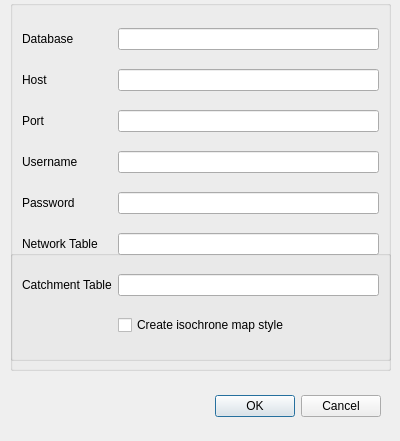
Before: the Qt Designer form iso/gui/ui/isochrone_dialog_base.ui in Samweli/isochrones, drawn with Qt 5.
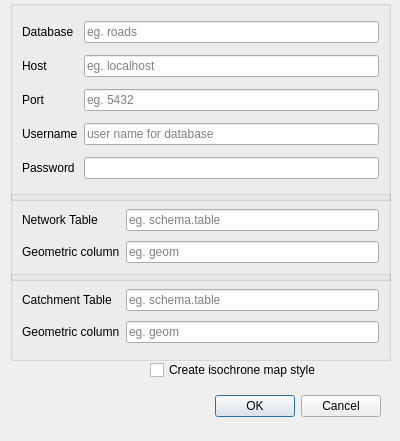
After: the same form once the commit is applied.

What changed in the file:
```diff
--- a/iso/gui/ui/isochrone_dialog_base.ui
+++ b/iso/gui/ui/isochrone_dialog_base.ui
@@ -29,39 +29,13 @@
     <set>QDialogButtonBox::Cancel|QDialogButtonBox::Ok</set>
    </property>
   </widget>
-  <widget class="QGroupBox" name="output_group">
-   <property name="geometry">
-    <rect>
-     <x>10</x>
-     <y>250</y>
-     <width>381</width>
-     <height>121</height>
-    </rect>
-   </property>
-   <property name="sizePolicy">
-    <sizepolicy hsizetype="Minimum" vsizetype="Preferred">
-     <horstretch>0</horstretch>
-     <verstretch>0</verstretch>
-    </sizepolicy>
-   </property>
-   <property name="title">
-    <string/>
-   </property>
-   <property name="alignment">
-    <set>Qt::AlignCenter</set>
-   </property>
-   <property name="flat">
-    <bool>false</bool>
-   </property>
-   <layout class="QGridLayout" name="gridLayout_3"/>
-  </widget>
   <widget class="QGroupBox" name="output_group_2">
    <property name="geometry">
     <rect>
      <x>10</x>
      <y>0</y>
      <width>381</width>
-     <height>361</height>
+     <height>201</height>
     </rect>
    </property>
    <property name="sizePolicy">
@@ -85,22 +59,6 @@
       <property name="text">
        <string>Host</string>
       </property>
-      <property name="buddy">
-       <cstring>network_table</cstring>
-      </property>
-     </widget>
-    </item>
-    <item row="6" column="1">
-     <widget class="QLineEdit" name="network_table">
-      <property name="sizePolicy">
-       <sizepolicy hsizetype="MinimumExpanding" vsizetype="Fixed">
-        <horstretch>0</horstretch>
-        <verstretch>0</verstretch>
-       </sizepolicy>
-      </property>
-      <property name="text">
-       <string/>
-      </property>
      </widget>
     </item>
     <item row="3" column="1">
@@ -120,38 +78,8 @@
       <property name="text">
        <string/>
       </property>
-     </widget>
-    </item>
-    <item row="7" column="0">
-     <widget class="QLabel" name="input_catchment_file_label">
-      <property name="text">
-       <string>Catchment Table</string>
-      </property>
-      <property name="buddy">
-       <cstring>network_table</cstring>
-      </property>
-     </widget>
-    </item>
-    <item row="6" column="0">
-     <widget class="QLabel" name="input_network_file_label">
-      <property name="text">
-       <string>Network Table</string>
-      </property>
-      <property name="buddy">
-       <cstring>network_table</cstring>
-      </property>
-     </widget>
-    </item>
-    <item row="7" column="1">
-     <widget class="QLineEdit" name="catchment_table">
-      <property name="sizePolicy">
-       <sizepolicy hsizetype="MinimumExpanding" vsizetype="Fixed">
-        <horstretch>0</horstretch>
-        <verstretch>0</verstretch>
-       </sizepolicy>
-      </property>
-      <property name="text">
-       <string/>
+      <property name="placeholderText">
+       <string>eg. 5432</string>
       </property>
      </widget>
     </item>
@@ -166,6 +94,9 @@
       <property name="text">
        <string/>
       </property>
+      <property name="placeholderText">
+       <string>user name for database</string>
+      </property>
      </widget>
     </item>
     <item row="0" column="1">
@@ -185,6 +116,9 @@
       <property name="text">
        <string/>
       </property>
+      <property name="placeholderText">
+       <string>eg. roads</string>
+      </property>
      </widget>
     </item>
     <item row="5" column="1">
@@ -211,28 +145,6 @@
       <property name="text">
        <string>Username</string>
       </property>
-      <property name="buddy">
-       <cstring>network_table</cstring>
-      </property>
-     </widget>
-    </item>
-    <item row="2" column="1">
-     <widget class="QLineEdit" name="host">
-      <property name="sizePolicy">
-       <sizepolicy hsizetype="MinimumExpanding" vsizetype="Fixed">
-        <horstretch>0</horstretch>
-        <verstretch>0</verstretch>
-       </sizepolicy>
-      </property>
-      <property name="autoFillBackground">
-       <bool>false</bool>
-      </property>
-      <property name="inputMethodHints">
-       <set>Qt::ImhNone</set>
-      </property>
-      <property name="text">
-       <string/>
-      </property>
      </widget>
     </item>
     <item row="5" column="0">
@@ -240,9 +152,6 @@
       <property name="text">
        <string>Password</string>
       </property>
-      <property name="buddy">
-       <cstring>network_table</cstring>
-      </property>
      </widget>
     </item>
     <item row="3" column="0">
@@ -250,9 +159,6 @@
       <property name="text">
        <string>Port</string>
       </property>
-      <property name="buddy">
-       <cstring>network_table</cstring>
-      </property>
      </widget>
     </item>
     <item row="0" column="0">
@@ -260,15 +166,189 @@
       <property name="text">
        <string>Database </string>
       </property>
-      <property name="buddy">
-       <cstring>network_table</cstring>
+     </widget>
+    </item>
+    <item row="2" column="1">
+     <widget class="QLineEdit" name="host">
+      <property name="sizePolicy">
+       <sizepolicy hsizetype="MinimumExpanding" vsizetype="Fixed">
+        <horstretch>0</horstretch>
+        <verstretch>0</verstretch>
+       </sizepolicy>
       </property>
+      <property name="autoFillBackground">
+       <bool>false</bool>
+      </property>
+      <property name="inputMethodHints">
+       <set>Qt::ImhNone</set>
+      </property>
+      <property name="text">
+       <string/>
+      </property>
+      <property name="placeholderText">
+       <string>eg. localhost</string>
+      </property>
      </widget>
     </item>
-    <item row="8" column="1">
-     <widget class="QCheckBox" name="style">
+   </layout>
+  </widget>
+  <widget class="QGroupBox" name="output_group_3">
+   <property name="geometry">
+    <rect>
+     <x>10</x>
+     <y>190</y>
+     <width>381</width>
+     <height>91</height>
+    </rect>
+   </property>
+   <property name="sizePolicy">
+    <sizepolicy hsizetype="Minimum" vsizetype="Preferred">
+     <horstretch>0</horstretch>
+     <verstretch>0</verstretch>
+    </sizepolicy>
+   </property>
+   <property name="styleSheet">
+    <string notr="true"/>
+   </property>
+   <property name="title">
+    <string/>
+   </property>
+   <property name="alignment">
+    <set>Qt::AlignCenter</set>
+   </property>
+   <property name="flat">
+    <bool>false</bool>
+   </property>
+   <layout class="QGridLayout" name="gridLayout_5">
+    <item row="1" column="1">
+     <widget class="QLineEdit" name="network_table">
+      <property name="sizePolicy">
+       <sizepolicy hsizetype="MinimumExpanding" vsizetype="Fixed">
+        <horstretch>0</horstretch>
+        <verstretch>0</verstretch>
+       </sizepolicy>
+      </property>
       <property name="text">
-       <string>Create isochrone map style</string>
+       <string/>
+      </property>
+      <property name="placeholderText">
+       <string>eg. schema.table</string>
+      </property>
+     </widget>
+    </item>
+    <item row="2" column="0">
+     <widget class="QLabel" name="input_network_file_label_6">
+      <property name="text">
+       <string>Geometric column</string>
+      </property>
+     </widget>
+    </item>
+    <item row="2" column="1">
+     <widget class="QLineEdit" name="network_geom_column">
+      <property name="sizePolicy">
+       <sizepolicy hsizetype="MinimumExpanding" vsizetype="Fixed">
+        <horstretch>0</horstretch>
+        <verstretch>0</verstretch>
+       </sizepolicy>
+      </property>
+      <property name="text">
+       <string/>
+      </property>
+      <property name="placeholderText">
+       <string>eg. geom</string>
+      </property>
+     </widget>
+    </item>
+    <item row="1" column="0">
+     <widget class="QLabel" name="input_network_file_label_10">
+      <property name="text">
+       <string>Network Table</string>
+      </property>
+     </widget>
+    </item>
+   </layout>
+  </widget>
+  <widget class="QCheckBox" name="style">
+   <property name="geometry">
+    <rect>
+     <x>150</x>
+     <y>360</y>
+     <width>235</width>
+     <height>20</height>
+    </rect>
+   </property>
+   <property name="text">
+    <string>Create isochrone map style</string>
+   </property>
+  </widget>
+  <widget class="QGroupBox" name="output_group_4">
+   <property name="geometry">
+    <rect>
+     <x>10</x>
+     <y>270</y>
+     <width>381</width>
+     <height>91</height>
+    </rect>
+   </property>
+   <property name="sizePolicy">
+    <sizepolicy hsizetype="Minimum" vsizetype="Preferred">
+     <horstretch>0</horstretch>
+     <verstretch>0</verstretch>
+    </sizepolicy>
+   </property>
+   <property name="title">
+    <string/>
+   </property>
+   <property name="alignment">
+    <set>Qt::AlignCenter</set>
+   </property>
+   <property name="flat">
+    <bool>false</bool>
+   </property>
+   <layout class="QGridLayout" name="gridLayout_6">
+    <item row="2" column="0">
+     <widget class="QLabel" name="input_network_file_label_7">
+      <property name="text">
+       <string>Geometric column</string>
+      </property>
+     </widget>
+    </item>
+    <item row="2" column="1">
+     <widget class="QLineEdit" name="catchment_geom_column">
+      <property name="sizePolicy">
+       <sizepolicy hsizetype="MinimumExpanding" vsizetype="Fixed">
+        <horstretch>0</horstretch>
+        <verstretch>0</verstretch>
+       </sizepolicy>
+      </property>
+      <property name="text">
+       <string/>
+      </property>
+      <property name="placeholderText">
+       <string>eg. geom</string>
+      </property>
+     </widget>
+    </item>
+    <item row="1" column="0">
+     <widget class="QLabel" name="input_catchment_file_label_3">
+      <property name="text">
+       <string>Catchment Table</string>
+      </property>
+     </widget>
+    </item>
+    <item row="1" column="1">
+     <widget class="QLineEdit" name="catchment_table">
+      <property name="sizePolicy">
+       <sizepolicy hsizetype="MinimumExpanding" vsizetype="Fixed">
+        <horstretch>0</horstretch>
+        <verstretch>0</verstretch>
+       </sizepolicy>
+      </property>
+      <property name="text">
+       <string/>
+      </property>
+      <property name="placeholderText">
+       <string>eg. schema.table</string>
       </property>
      </widget>
     </item>
```
